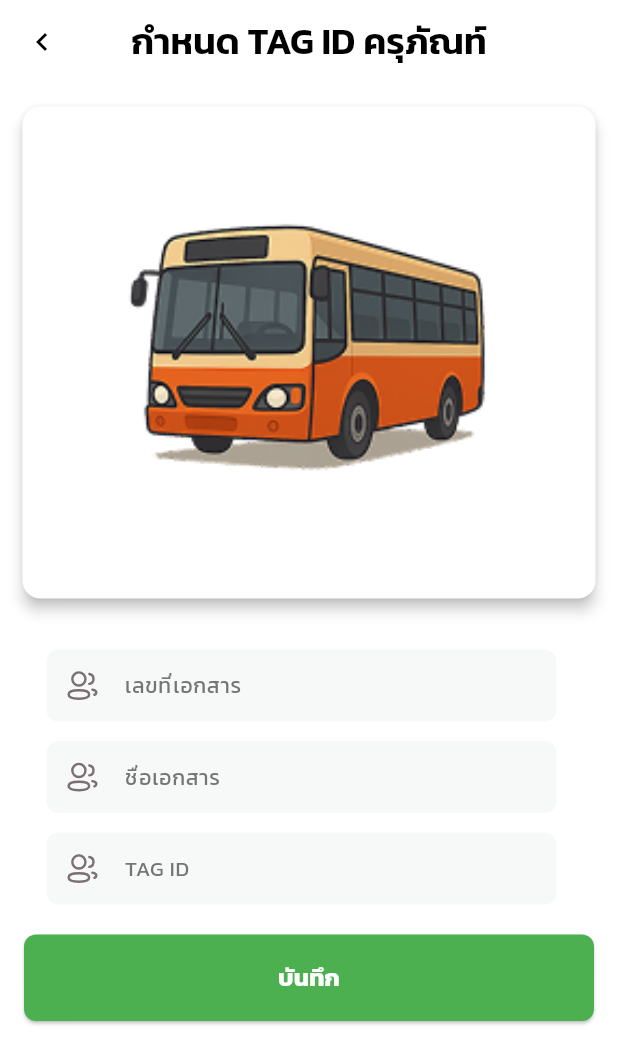
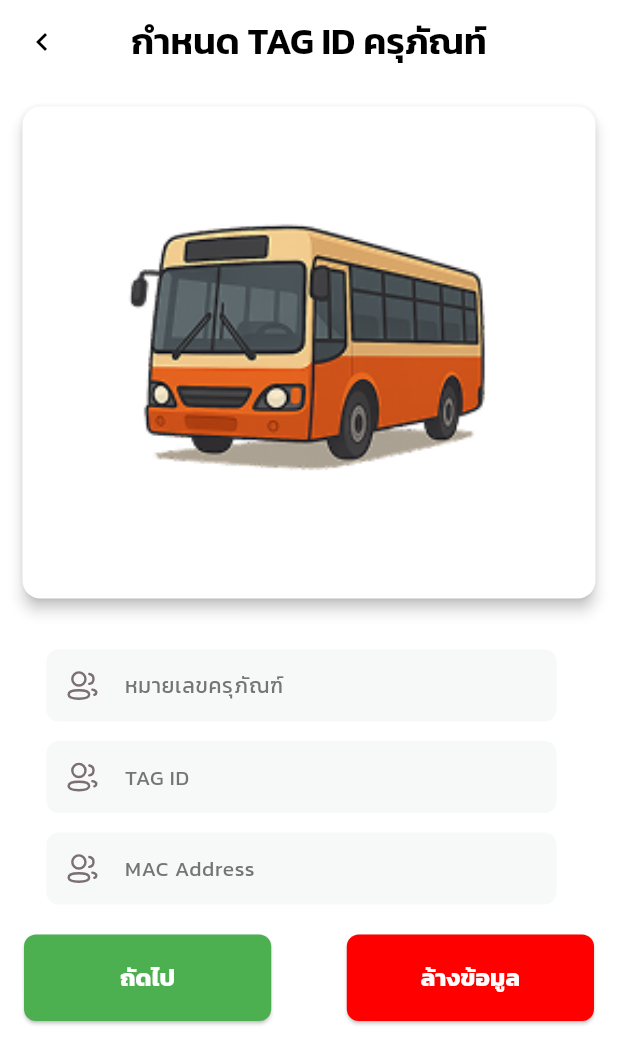
Before and after one commit to PongPloy2016/bmta_rfid, a Flutter app: the SearchRfidScreen screen opened by its route, on a phone screen of 412 x 824 dp. Shown: the top 1064 px of the screen. Run offline on Flutter 3.47's test engine with Material 3 defaults, Android fonts, the light colour scheme and no system bars; our stand-ins replace connectivity_plus, dio, dropdown_button2, dropdown_textfield, equatable, flutter_dotenv and 12 more; missing offline and left inert: month_year_picker; accounts and stored records are empty; project files that could hold a hidden picture were left out.

Commit message:
update code ui  and remove code not use

```diff
--- a/bmta/lib/main.dart
+++ b/bmta/lib/main.dart
@@ -5,9 +5,8 @@ import 'package:bmta/app_router.dart';
 import 'package:bmta/constants/authen_storage_constant.dart';
 import 'package:bmta/repository/rfid_auth_repository.dart';
 import 'package:bmta/repository/rfid_meno_list_repository.dart';
-import 'package:bmta/repository/rfid_repository.dart';
 import 'package:bmta/srceens/bottomnavpage/navigationBarScreen.dart';
-import 'package:bmta/srceens/detail_page.dart';
+
 import 'package:bmta/srceens/equipmentList/equipmentListScreen.dart';
 import 'package:bmta/srceens/login/login_screen.dart';
 import 'package:bmta/srceens/mainPage/main_screen.dart';
--- a/bmta/lib/srceens/login/login_screen.dart
+++ b/bmta/lib/srceens/login/login_screen.dart
@@ -9,7 +9,6 @@ import 'package:bmta/srceens/bottomnavpage/navigationBarScreen.dart';
 import 'package:bmta/srceens/login/logo_create_pin.dart';
 import 'package:bmta/themes/colors.dart';
 import 'package:bmta/themes/fontsize.dart';
-import 'package:bmta/utils/validator_util.dart';
 import 'package:bmta/widgets/button/buttons.dart';
 import 'package:bmta/widgets/custom_text_default.dart';
 import 'package:bmta/widgets/logo_welcome.dart';
--- a/bmta/lib/srceens/mainPage/main_screen.dart
+++ b/bmta/lib/srceens/mainPage/main_screen.dart
@@ -3,7 +3,6 @@ import 'dart:convert';
 import 'package:bmta/app_router.dart';
 import 'package:bmta/models/main/menu_items_card.dart';
 import 'package:bmta/models/pokemon.dart';
-import 'package:bmta/srceens/detail_page.dart';
 import 'package:bmta/srceens/serachSupplies/serach_supplise_sreen.dart';
 import 'package:bmta/themes/colors.dart';
 import 'package:bmta/widgets/appbar/custom_app_bar.dart';
--- a/bmta/lib/srceens/serachFindProperty/serach_find_property_screen.dart
+++ b/bmta/lib/srceens/serachFindProperty/serach_find_property_screen.dart
@@ -88,12 +88,12 @@ class SerachFindPropertyScreenState extends ConsumerState<SerachFindPropertyScre
         (previous, next) {
           if (!_isBranchLoaded && next.branchSerachSuppliesModelResponse != null) {
             final branchData = next.branchSerachSuppliesModelResponse!;
-            setState(() {
+            //setState(() {
               dropDownBranchList = branchData.data!
                   .map((e) => DropDownValueModel(name: e.desc!, value: e.id))
                   .toList();
               _isBranchLoaded = true;
-            });
+           // });
           }
 
           if (next.isError) {
--- a/bmta/lib/srceens/serachRFID/search_Rfid_screen.dart
+++ b/bmta/lib/srceens/serachRFID/search_Rfid_screen.dart
@@ -438,26 +438,16 @@ class _SearchRfidScreenState extends State<SearchRfidScreen> {
             children: [
               CustomTextFormField(
                 controller: trackingIdController,
-                hintText: 'เลขที่เอกสาร',
+                hintText: 'หมายเลขครุภัณฑ์',
                 obscureText: false,
                 inputDecoration:inputDecoration(context,
                   nameImage: "lib/assets/icons/ic_svg_user.svg",
-                  hintText: 'เลขที่เอกสาร',
+                  hintText: 'หมายเลขครุภัณฑ์',
                 ),
               ),
               SizedBox(height: 10),
               CustomTextFormField(
                 controller: subjectController,
-                hintText: 'ชื่อเอกสาร',
-                obscureText: false,
-                inputDecoration: inputDecoration(context,
-                  nameImage: "lib/assets/icons/ic_svg_user.svg",
-                  hintText: 'ชื่อเอกสาร',
-                ),
-              ),
-              SizedBox(height: 10),
-              CustomTextFormField(
-                controller: tagIdController,
                 hintText: 'TAG ID',
                 obscureText: false,
                 inputDecoration: inputDecoration(context,
@@ -465,9 +455,23 @@ class _SearchRfidScreenState extends State<SearchRfidScreen> {
                   hintText: 'TAG ID',
                 ),
               ),
+              SizedBox(height: 10),
+              CustomTextFormField(
+                controller: tagIdController,
+                hintText: 'MAC Address',
+                obscureText: false,
+                inputDecoration: inputDecoration(context,
+                  nameImage: "lib/assets/icons/ic_svg_user.svg",
+                  hintText: 'MAC Address',
+                ),
+              ),
               SizedBox(height: 20),
+             Row(
+                mainAxisAlignment: MainAxisAlignment.spaceBetween,
+                crossAxisAlignment: CrossAxisAlignment.center,
+               children: [
                  SizedBox(
-                        width: double.infinity,
+                            width: MediaQuery.of(context).size.width * 0.4,
                             height: MediaQuery.of(context).size.height * 0.07,
                             child: ElevatedButton(
                               onPressed: () {
@@ -476,7 +480,7 @@ class _SearchRfidScreenState extends State<SearchRfidScreen> {
                                   ScaffoldMessenger.of(context).showSnackBar(
                                     SnackBar(content: Text('กำลังค้นหา...')),
                                   );
-                              Navigator.pushNamed(context, AppRouter.propertyList);
+                                  Navigator.pushNamed(context, AppRouter.serachFindProperty);
                                // }
                               },
                               style: ElevatedButton.styleFrom(
@@ -486,7 +490,7 @@ class _SearchRfidScreenState extends State<SearchRfidScreen> {
                               ),
                               child: Center(
                                 child: Text(
-                              'บันทึก',
+                                  'ถัดไป',
                                   textAlign: TextAlign.center,
                                   style: TextStyle(
                                     fontWeight: FontWeight.bold,
@@ -496,6 +500,40 @@ class _SearchRfidScreenState extends State<SearchRfidScreen> {
                                 ),
                               ),
                             ),
+                          ),
+
+                           SizedBox(
+                            width: MediaQuery.of(context).size.width * 0.4 ,
+                            height: MediaQuery.of(context).size.height * 0.07,
+                            child: ElevatedButton(
+                              onPressed: () {
+                                //if (_formKey.currentState?.validate() ?? false) {
+                                  // Do the search action
+                                trackingIdController.clear();
+                                subjectController.clear();
+                                tagIdController.clear();
+
+                               // }
+                              },
+                              style: ElevatedButton.styleFrom(
+                                backgroundColor: const Color.fromARGB(255, 255, 0, 0),
+                                padding: const EdgeInsets.symmetric(vertical: 12.0),
+                                shape: RoundedRectangleBorder(borderRadius: BorderRadius.circular(8.0)),
+                              ),
+                              child: Center(
+                                child: Text(
+                                  'ล้างข้อมูล',
+                                  textAlign: TextAlign.center,
+                                  style: TextStyle(
+                                    fontWeight: FontWeight.bold,
+                                    fontSize: 16,
+                                    color: Colors.white,
+                                  ),
+                                ),
+                              ),
+                            ),
+                          ),
+               ],
              )
             ],
           ),
```
Also changed, not shown: bmta/lib/Interface/rfid_repo_interface.dart (+1 -7 lines), bmta/lib/repository/rfid_repository.dart (deleted, +0 -80 lines), bmta/lib/srceens/bottomnavpage/all_cards_page.dart (deleted, +0 -64 lines), bmta/lib/srceens/detail_page.dart (deleted, +0 -88 lines), bmta/lib/utils/validator_util.dart (deleted, +0 -22 lines). Lines whose indentation alone changed are shown as unchanged.
